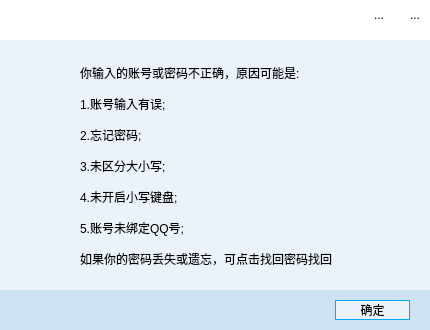
Fantasy714/-Qt5-C-S-QQ-, file QQClient/login.ui: the form before one commit.
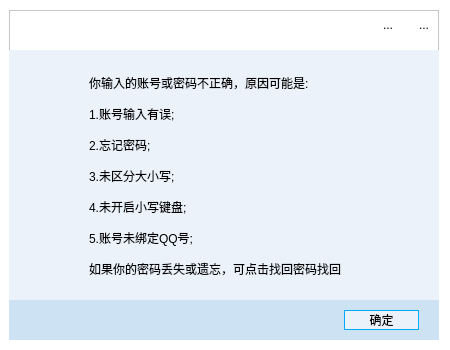
The form after the commit. Icons and pictures are not drawn.

```diff
--- a/QQClient/login.ui
+++ b/QQClient/login.ui
@@ -6,20 +6,26 @@
    <rect>
     <x>0</x>
     <y>0</y>
-    <width>430</width>
-    <height>330</height>
+    <width>450</width>
+    <height>350</height>
    </rect>
   </property>
+  <property name="sizePolicy">
+   <sizepolicy hsizetype="Preferred" vsizetype="Preferred">
+    <horstretch>0</horstretch>
+    <verstretch>0</verstretch>
+   </sizepolicy>
+  </property>
   <property name="minimumSize">
    <size>
-    <width>430</width>
-    <height>330</height>
+    <width>450</width>
+    <height>350</height>
    </size>
   </property>
   <property name="maximumSize">
    <size>
-    <width>430</width>
-    <height>330</height>
+    <width>450</width>
+    <height>350</height>
    </size>
   </property>
   <property name="palette">
@@ -502,627 +508,39 @@
 	border-bottom-width:1px;
 }</string>
   </property>
-  <widget class="QLabel" name="MovieLabel">
+  <widget class="QFrame" name="frame">
    <property name="geometry">
     <rect>
-     <x>0</x>
-     <y>0</y>
+     <x>9</x>
+     <y>10</y>
      <width>430</width>
-     <height>130</height>
+     <height>330</height>
     </rect>
    </property>
    <property name="minimumSize">
     <size>
      <width>430</width>
-     <height>130</height>
+     <height>330</height>
     </size>
    </property>
    <property name="maximumSize">
     <size>
      <width>430</width>
-     <height>130</height>
+     <height>330</height>
     </size>
    </property>
-   <property name="text">
-    <string/>
-   </property>
-  </widget>
-  <widget class="QWidget" name="widget" native="true">
-   <property name="geometry">
-    <rect>
-     <x>0</x>
-     <y>0</y>
-     <width>430</width>
-     <height>30</height>
-    </rect>
-   </property>
-   <layout class="QHBoxLayout" name="horizontalLayout">
-    <property name="leftMargin">
-     <number>0</number>
-    </property>
-    <property name="topMargin">
-     <number>0</number>
-    </property>
-    <property name="rightMargin">
-     <number>0</number>
-    </property>
-    <property name="bottomMargin">
-     <number>0</number>
-    </property>
-    <item>
-     <widget class="QLabel" name="LogeLabel">
-      <property name="minimumSize">
-       <size>
-        <width>30</width>
-        <height>30</height>
-       </size>
-      </property>
-      <property name="maximumSize">
-       <size>
-        <width>30</width>
-        <height>30</height>
-       </size>
-      </property>
-      <property name="text">
-       <string/>
-      </property>
-      <property name="pixmap">
-       <pixmap resource="lib.qrc">:/lib/Loge.png</pixmap>
-      </property>
-      <property name="scaledContents">
-       <bool>true</bool>
-      </property>
-     </widget>
-    </item>
-    <item>
-     <spacer name="horizontalSpacer">
-      <property name="orientation">
-       <enum>Qt::Horizontal</enum>
-      </property>
-      <property name="sizeHint" stdset="0">
-       <size>
-        <width>319</width>
-        <height>20</height>
-       </size>
-      </property>
-     </spacer>
-    </item>
-    <item>
-     <widget class="QToolButton" name="MiniToolBtn">
-      <property name="minimumSize">
-       <size>
-        <width>30</width>
-        <height>30</height>
-       </size>
-      </property>
-      <property name="maximumSize">
-       <size>
-        <width>30</width>
-        <height>30</height>
-       </size>
-      </property>
-      <property name="focusPolicy">
-       <enum>Qt::ClickFocus</enum>
-      </property>
-      <property name="toolTip">
-       <string>最小化</string>
-      </property>
-      <property name="toolTipDuration">
-       <number>-1</number>
-      </property>
       <property name="styleSheet">
-       <string notr="true">QToolButton:hover
+    <string notr="true">.QFrame
 {
-	background-color:rgba(200, 200, 200,85);
-}
-QToolButton:pressed
-{
-	background-color:rgba(220,220,220,85);
-}
-</string>
-      </property>
-      <property name="text">
-       <string>...</string>
-      </property>
-      <property name="icon">
-       <iconset resource="lib.qrc">
-        <normaloff>:/lib/zuixiaohua.png</normaloff>:/lib/zuixiaohua.png</iconset>
-      </property>
-      <property name="autoRaise">
-       <bool>true</bool>
-      </property>
-     </widget>
-    </item>
-    <item>
-     <widget class="QToolButton" name="CloseToolBtn">
-      <property name="minimumSize">
-       <size>
-        <width>30</width>
-        <height>30</height>
-       </size>
-      </property>
-      <property name="maximumSize">
-       <size>
-        <width>30</width>
-        <height>30</height>
-       </size>
-      </property>
-      <property name="focusPolicy">
-       <enum>Qt::ClickFocus</enum>
-      </property>
-      <property name="toolTip">
-       <string>关闭</string>
-      </property>
-      <property name="styleSheet">
-       <string notr="true">QToolButton:hover 
-{
-	background-color:rgb(255, 0, 0);
-}
-QToolButton:pressed
-{
-	background-color:rgb(170, 0, 0);
-}
-</string>
-      </property>
-      <property name="text">
-       <string>...</string>
-      </property>
-      <property name="icon">
-       <iconset resource="lib.qrc">
-        <normaloff>:/lib/guanbi.png</normaloff>:/lib/guanbi.png</iconset>
-      </property>
-      <property name="autoRaise">
-       <bool>true</bool>
-      </property>
-     </widget>
-    </item>
-   </layout>
-  </widget>
-  <widget class="QLabel" name="label">
-   <property name="geometry">
-    <rect>
-     <x>180</x>
-     <y>90</y>
-     <width>80</width>
-     <height>80</height>
-    </rect>
-   </property>
-   <property name="minimumSize">
-    <size>
-     <width>80</width>
-     <height>80</height>
-    </size>
-   </property>
-   <property name="maximumSize">
-    <size>
-     <width>80</width>
-     <height>80</height>
-    </size>
-   </property>
-   <property name="styleSheet">
-    <string notr="true"/>
-   </property>
-   <property name="text">
-    <string/>
-   </property>
-   <property name="scaledContents">
-    <bool>true</bool>
-   </property>
-   <property name="margin">
-    <number>0</number>
-   </property>
-   <property name="indent">
-    <number>-1</number>
-   </property>
-  </widget>
-  <widget class="QPushButton" name="pushButton">
-   <property name="geometry">
-    <rect>
-     <x>100</x>
-     <y>260</y>
-     <width>230</width>
-     <height>40</height>
-    </rect>
-   </property>
-   <property name="minimumSize">
-    <size>
-     <width>230</width>
-     <height>40</height>
-    </size>
-   </property>
-   <property name="maximumSize">
-    <size>
-     <width>230</width>
-     <height>40</height>
-    </size>
-   </property>
-   <property name="focusPolicy">
-    <enum>Qt::ClickFocus</enum>
-   </property>
-   <property name="styleSheet">
-    <string notr="true">QPushButton
-{
-	font-size:18px;
-	color:white;
-	border-style:none;
-	border-radius:8px 8px;
-	background-color:rgb(0, 170, 255);
-}
-QPushButton:hover
-{
-	font-size:18px;
-	color:white;
-	border-style:none;
-	border-radius:8px 8px;
-	background-color:rgb(0, 213, 255);
-}
-QPushButton:pressed
-{
-	font-size:18px;
-	color:white;
-	border-style:none;
-	border-radius:8px 8px;
-	background-color:rgb(0, 85, 255);
+	background-color:white;
 }</string>
    </property>
-   <property name="text">
-    <string>登录</string>
+   <property name="frameShape">
+    <enum>QFrame::StyledPanel</enum>
    </property>
-  </widget>
-  <widget class="QWidget" name="widget_2" native="true">
-   <property name="geometry">
-    <rect>
-     <x>100</x>
-     <y>170</y>
-     <width>230</width>
-     <height>60</height>
-    </rect>
+   <property name="frameShadow">
+    <enum>QFrame::Raised</enum>
    </property>
-   <property name="minimumSize">
-    <size>
-     <width>230</width>
-     <height>60</height>
-    </size>
-   </property>
-   <property name="maximumSize">
-    <size>
-     <width>230</width>
-     <height>60</height>
-    </size>
-   </property>
-   <layout class="QGridLayout" name="gridLayout">
-    <property name="leftMargin">
-     <number>0</number>
-    </property>
-    <property name="topMargin">
-     <number>0</number>
-    </property>
-    <property name="rightMargin">
-     <number>0</number>
-    </property>
-    <property name="bottomMargin">
-     <number>0</number>
-    </property>
-    <item row="2" column="0">
-     <widget class="QLineEdit" name="PwdLine">
-      <property name="minimumSize">
-       <size>
-        <width>0</width>
-        <height>25</height>
-       </size>
-      </property>
-      <property name="maximumSize">
-       <size>
-        <width>16777215</width>
-        <height>25</height>
-       </size>
-      </property>
-      <property name="styleSheet">
-       <string notr="true"/>
-      </property>
-      <property name="placeholderText">
-       <string>密码</string>
-      </property>
-     </widget>
-    </item>
-    <item row="1" column="0">
-     <widget class="QWidget" name="widget_4" native="true">
-      <widget class="QLineEdit" name="AccountLine">
-       <property name="geometry">
-        <rect>
-         <x>0</x>
-         <y>0</y>
-         <width>215</width>
-         <height>29</height>
-        </rect>
-       </property>
-       <property name="minimumSize">
-        <size>
-         <width>215</width>
-         <height>29</height>
-        </size>
-       </property>
-       <property name="maximumSize">
-        <size>
-         <width>215</width>
-         <height>29</height>
-        </size>
-       </property>
-       <property name="styleSheet">
-        <string notr="true"/>
-       </property>
-       <property name="placeholderText">
-        <string>账号</string>
-       </property>
-      </widget>
-      <widget class="QComboBox" name="comboBox">
-       <property name="geometry">
-        <rect>
-         <x>16</x>
-         <y>0</y>
-         <width>215</width>
-         <height>29</height>
-        </rect>
-       </property>
-       <property name="minimumSize">
-        <size>
-         <width>0</width>
-         <height>29</height>
-        </size>
-       </property>
-       <property name="maximumSize">
-        <size>
-         <width>16777215</width>
-         <height>29</height>
-        </size>
-       </property>
-       <property name="focusPolicy">
-        <enum>Qt::ClickFocus</enum>
-       </property>
-       <property name="styleSheet">
-        <string notr="true">QComboBox
-{
-	background-color:transparent;
-	border-style:solid;
-	border-color:rgb(200, 200, 200);
-	border-top-width:0px;
-	border-left-width:0px;
-	border-right-width:0px;
-	border-bottom-width:1px;
-}
-QComboBox QAbstractItemView::item 
-{
-	min-height: 58px; 
-}
-QComboBox::drop-down
-{
-	border-left-width:0px;
-}
-QComboBox::down-arrow:on
-{
-	image:url(:/lib/shangjiantou.png);
-	width:18px;
-	height:8px;
-}
-QComboBox::down-arrow
-{
-	image:url(:/lib/xiajiantou.png);
-	width:18px;
-	height:8px;
-}</string>
-       </property>
-       <property name="editable">
-        <bool>false</bool>
-       </property>
-      </widget>
-      <zorder>comboBox</zorder>
-      <zorder>AccountLine</zorder>
-     </widget>
-    </item>
-   </layout>
-  </widget>
-  <widget class="QPushButton" name="NewAcBtn">
-   <property name="geometry">
-    <rect>
-     <x>0</x>
-     <y>305</y>
-     <width>70</width>
-     <height>20</height>
-    </rect>
-   </property>
-   <property name="minimumSize">
-    <size>
-     <width>70</width>
-     <height>20</height>
-    </size>
-   </property>
-   <property name="maximumSize">
-    <size>
-     <width>70</width>
-     <height>20</height>
-    </size>
-   </property>
-   <property name="cursor">
-    <cursorShape>PointingHandCursor</cursorShape>
-   </property>
-   <property name="focusPolicy">
-    <enum>Qt::ClickFocus</enum>
-   </property>
-   <property name="styleSheet">
-    <string notr="true">QPushButton
-{
-	color:rgb(200, 200, 200);
-	border-style:none;
-	background-color:transparent;
-}
-QPushButton:hover
-{
-	color:rgb(170, 170, 170);
-	border-style:none;
-	background-color:transparent;
-}
-QPushButton:pressed
-{
-	color:rgb(0, 170, 255);
-	border-style:none;
-	background-color:transparent;
-}</string>
-   </property>
-   <property name="text">
-    <string>注册账户</string>
-   </property>
-  </widget>
-  <widget class="QWidget" name="widget_3" native="true">
-   <property name="geometry">
-    <rect>
-     <x>100</x>
-     <y>235</y>
-     <width>230</width>
-     <height>20</height>
-    </rect>
-   </property>
-   <property name="minimumSize">
-    <size>
-     <width>230</width>
-     <height>20</height>
-    </size>
-   </property>
-   <property name="maximumSize">
-    <size>
-     <width>230</width>
-     <height>20</height>
-    </size>
-   </property>
-   <layout class="QHBoxLayout" name="horizontalLayout_2">
-    <property name="leftMargin">
-     <number>0</number>
-    </property>
-    <property name="topMargin">
-     <number>0</number>
-    </property>
-    <property name="rightMargin">
-     <number>0</number>
-    </property>
-    <property name="bottomMargin">
-     <number>0</number>
-    </property>
-    <item>
-     <widget class="QCheckBox" name="AutoCheck">
-      <property name="minimumSize">
-       <size>
-        <width>70</width>
-        <height>20</height>
-       </size>
-      </property>
-      <property name="maximumSize">
-       <size>
-        <width>70</width>
-        <height>20</height>
-       </size>
-      </property>
-      <property name="focusPolicy">
-       <enum>Qt::ClickFocus</enum>
-      </property>
-      <property name="text">
-       <string>自动登录</string>
-      </property>
-     </widget>
-    </item>
-    <item>
-     <spacer name="horizontalSpacer_2">
-      <property name="orientation">
-       <enum>Qt::Horizontal</enum>
-      </property>
-      <property name="sizeHint" stdset="0">
-       <size>
-        <width>49</width>
-        <height>20</height>
-       </size>
-      </property>
-     </spacer>
-    </item>
-    <item>
-     <widget class="QCheckBox" name="RememberCheck">
-      <property name="minimumSize">
-       <size>
-        <width>70</width>
-        <height>20</height>
-       </size>
-      </property>
-      <property name="maximumSize">
-       <size>
-        <width>70</width>
-        <height>20</height>
-       </size>
-      </property>
-      <property name="focusPolicy">
-       <enum>Qt::ClickFocus</enum>
-      </property>
-      <property name="text">
-       <string>记住密码</string>
-      </property>
-     </widget>
-    </item>
-    <item>
-     <spacer name="horizontalSpacer_3">
-      <property name="orientation">
-       <enum>Qt::Horizontal</enum>
-      </property>
-      <property name="sizeHint" stdset="0">
-       <size>
-        <width>49</width>
-        <height>20</height>
-       </size>
-      </property>
-     </spacer>
-    </item>
-    <item>
-     <widget class="QPushButton" name="FindBtn">
-      <property name="minimumSize">
-       <size>
-        <width>70</width>
-        <height>20</height>
-       </size>
-      </property>
-      <property name="maximumSize">
-       <size>
-        <width>70</width>
-        <height>20</height>
-       </size>
-      </property>
-      <property name="cursor">
-       <cursorShape>PointingHandCursor</cursorShape>
-      </property>
-      <property name="focusPolicy">
-       <enum>Qt::ClickFocus</enum>
-      </property>
-      <property name="styleSheet">
-       <string notr="true">QPushButton
-{
-	color:rgb(200, 200, 200);
-	border-style:none;
-	background-color:transparent;
-}
-QPushButton:hover
-{
-	color:rgb(170, 170, 170);
-	border-style:none;
-	background-color:transparent;
-}
-QPushButton:pressed
-{
-	color:rgb(0, 170, 255);
-	border-style:none;
-	background-color:transparent;
-}</string>
-      </property>
-      <property name="text">
-       <string>找回密码</string>
-      </property>
-     </widget>
-    </item>
-   </layout>
-  </widget>
   <widget class="QWidget" name="PwdErr" native="true">
    <property name="geometry">
     <rect>
@@ -1281,55 +699,254 @@
    <zorder>pushButton_2</zorder>
    <zorder>label_10</zorder>
   </widget>
-  <widget class="QLabel" name="shurupwd">
+   <widget class="QWidget" name="widget" native="true">
    <property name="geometry">
     <rect>
-     <x>20</x>
-     <y>220</y>
-     <width>120</width>
-     <height>18</height>
-    </rect>
-   </property>
+      <x>0</x>
+      <y>0</y>
+      <width>430</width>
+      <height>30</height>
+     </rect>
+    </property>
+    <layout class="QHBoxLayout" name="horizontalLayout">
+     <property name="leftMargin">
+      <number>1</number>
+     </property>
+     <property name="topMargin">
+      <number>0</number>
+     </property>
+     <property name="rightMargin">
+      <number>0</number>
+     </property>
+     <property name="bottomMargin">
+      <number>0</number>
+     </property>
+     <item>
+      <widget class="QLabel" name="LogeLabel">
+       <property name="minimumSize">
+        <size>
+         <width>30</width>
+         <height>30</height>
+        </size>
+       </property>
+       <property name="maximumSize">
+        <size>
+         <width>30</width>
+         <height>30</height>
+        </size>
+       </property>
+       <property name="text">
+        <string/>
+       </property>
+       <property name="pixmap">
+        <pixmap resource="lib.qrc">:/lib/Loge.png</pixmap>
+       </property>
+       <property name="scaledContents">
+        <bool>true</bool>
+       </property>
+      </widget>
+     </item>
+     <item>
+      <spacer name="horizontalSpacer">
+       <property name="orientation">
+        <enum>Qt::Horizontal</enum>
+       </property>
+       <property name="sizeHint" stdset="0">
+        <size>
+         <width>319</width>
+         <height>20</height>
+        </size>
+       </property>
+      </spacer>
+     </item>
+     <item>
+      <widget class="QToolButton" name="MiniToolBtn">
+       <property name="minimumSize">
+        <size>
+         <width>30</width>
+         <height>30</height>
+        </size>
+       </property>
+       <property name="maximumSize">
+        <size>
+         <width>30</width>
+         <height>30</height>
+        </size>
+       </property>
+       <property name="focusPolicy">
+        <enum>Qt::ClickFocus</enum>
+       </property>
+       <property name="toolTip">
+        <string>最小化</string>
+       </property>
+       <property name="toolTipDuration">
+        <number>-1</number>
+       </property>
    <property name="styleSheet">
-    <string notr="true">QLabel
+        <string notr="true">QToolButton:hover
 {
-	background-color:white;
-	border-style:solid;
-	border-width:1px;
-	border-color:rgb(0, 85, 255);
-}</string>
+	background-color:rgba(200, 200, 200,85);
+}
+QToolButton:pressed
+{
+	background-color:rgba(220,220,220,85);
+}
+</string>
    </property>
    <property name="text">
-    <string>请输入密码后再登录</string>
-   </property>
-  </widget>
-  <widget class="QLabel" name="shuruacc">
+        <string>...</string>
+       </property>
+       <property name="icon">
+        <iconset resource="lib.qrc">
+         <normaloff>:/lib/zuixiaohua.png</normaloff>:/lib/zuixiaohua.png</iconset>
+       </property>
+       <property name="autoRaise">
+        <bool>true</bool>
+       </property>
+      </widget>
+     </item>
+     <item>
+      <widget class="QToolButton" name="CloseToolBtn">
+       <property name="minimumSize">
+        <size>
+         <width>30</width>
+         <height>30</height>
+        </size>
+       </property>
+       <property name="maximumSize">
+        <size>
+         <width>30</width>
+         <height>30</height>
+        </size>
+       </property>
+       <property name="focusPolicy">
+        <enum>Qt::ClickFocus</enum>
+       </property>
+       <property name="toolTip">
+        <string>关闭</string>
+       </property>
+       <property name="styleSheet">
+        <string notr="true">QToolButton:hover 
+{
+	background-color:rgb(255, 0, 0);
+}
+QToolButton:pressed
+{
+	background-color:rgb(170, 0, 0);
+}
+</string>
+       </property>
+       <property name="text">
+        <string>...</string>
+       </property>
+       <property name="icon">
+        <iconset resource="lib.qrc">
+         <normaloff>:/lib/guanbi.png</normaloff>:/lib/guanbi.png</iconset>
+       </property>
+       <property name="autoRaise">
+        <bool>true</bool>
+       </property>
+      </widget>
+     </item>
+    </layout>
+    <zorder>MiniToolBtn</zorder>
+    <zorder>CloseToolBtn</zorder>
+    <zorder>LogeLabel</zorder>
+   </widget>
+   <widget class="QLabel" name="MovieLabel">
    <property name="geometry">
     <rect>
-     <x>20</x>
-     <y>190</y>
-     <width>120</width>
-     <height>18</height>
-    </rect>
-   </property>
+      <x>0</x>
+      <y>0</y>
+      <width>430</width>
+      <height>130</height>
+     </rect>
+    </property>
+    <property name="minimumSize">
+     <size>
+      <width>430</width>
+      <height>130</height>
+     </size>
+    </property>
+    <property name="maximumSize">
+     <size>
+      <width>430</width>
+      <height>130</height>
+     </size>
+    </property>
+    <property name="text">
+     <string/>
+    </property>
+   </widget>
+   <widget class="QLabel" name="label">
+    <property name="geometry">
+     <rect>
+      <x>180</x>
+      <y>90</y>
+      <width>80</width>
+      <height>80</height>
+     </rect>
+    </property>
+    <property name="minimumSize">
+     <size>
+      <width>80</width>
+      <height>80</height>
+     </size>
+    </property>
+    <property name="maximumSize">
+     <size>
+      <width>80</width>
+      <height>80</height>
+     </size>
+    </property>
    <property name="styleSheet">
-    <string notr="true">QLabel
-{
-	background-color:white;
-	border-style:solid;
-	border-width:1px;
-	border-color:rgb(0, 85, 255);
-}</string>
+     <string notr="true"/>
    </property>
    <property name="text">
-    <string>请输入账号后再登录</string>
-   </property>
-  </widget>
+     <string/>
+    </property>
+    <property name="scaledContents">
+     <bool>true</bool>
+    </property>
+    <property name="margin">
+     <number>0</number>
+    </property>
+    <property name="indent">
+     <number>-1</number>
+    </property>
+   </widget>
+   <widget class="QWidget" name="widget_5" native="true">
+    <property name="geometry">
+     <rect>
+      <x>0</x>
+      <y>130</y>
+      <width>430</width>
+      <height>200</height>
+     </rect>
+    </property>
+    <property name="minimumSize">
+     <size>
+      <width>430</width>
+      <height>200</height>
+     </size>
+    </property>
+    <property name="maximumSize">
+     <size>
+      <width>430</width>
+      <height>200</height>
+     </size>
+    </property>
+    <property name="styleSheet">
+     <string notr="true">.QWidget
+{
+	background-color:white;
+}</string>
+    </property>
   <widget class="QWidget" name="TipsWidget" native="true">
    <property name="geometry">
     <rect>
      <x>0</x>
-     <y>300</y>
+       <y>170</y>
      <width>430</width>
      <height>30</height>
     </rect>
@@ -1425,18 +1042,482 @@
      </widget>
     </item>
    </layout>
-  </widget>
-  <zorder>MovieLabel</zorder>
-  <zorder>widget</zorder>
-  <zorder>label</zorder>
-  <zorder>pushButton</zorder>
-  <zorder>widget_2</zorder>
-  <zorder>NewAcBtn</zorder>
+     <zorder>tipsLabel</zorder>
+     <zorder>IconLabel</zorder>
+    </widget>
+    <widget class="QWidget" name="widget_3" native="true">
+     <property name="geometry">
+      <rect>
+       <x>100</x>
+       <y>105</y>
+       <width>230</width>
+       <height>20</height>
+      </rect>
+     </property>
+     <property name="minimumSize">
+      <size>
+       <width>230</width>
+       <height>20</height>
+      </size>
+     </property>
+     <property name="maximumSize">
+      <size>
+       <width>230</width>
+       <height>20</height>
+      </size>
+     </property>
+     <layout class="QHBoxLayout" name="horizontalLayout_2">
+      <property name="leftMargin">
+       <number>0</number>
+      </property>
+      <property name="topMargin">
+       <number>0</number>
+      </property>
+      <property name="rightMargin">
+       <number>0</number>
+      </property>
+      <property name="bottomMargin">
+       <number>0</number>
+      </property>
+      <item>
+       <widget class="QCheckBox" name="AutoCheck">
+        <property name="minimumSize">
+         <size>
+          <width>70</width>
+          <height>20</height>
+         </size>
+        </property>
+        <property name="maximumSize">
+         <size>
+          <width>70</width>
+          <height>20</height>
+         </size>
+        </property>
+        <property name="focusPolicy">
+         <enum>Qt::ClickFocus</enum>
+        </property>
+        <property name="text">
+         <string>自动登录</string>
+        </property>
+       </widget>
+      </item>
+      <item>
+       <spacer name="horizontalSpacer_2">
+        <property name="orientation">
+         <enum>Qt::Horizontal</enum>
+        </property>
+        <property name="sizeHint" stdset="0">
+         <size>
+          <width>49</width>
+          <height>20</height>
+         </size>
+        </property>
+       </spacer>
+      </item>
+      <item>
+       <widget class="QCheckBox" name="RememberCheck">
+        <property name="minimumSize">
+         <size>
+          <width>70</width>
+          <height>20</height>
+         </size>
+        </property>
+        <property name="maximumSize">
+         <size>
+          <width>70</width>
+          <height>20</height>
+         </size>
+        </property>
+        <property name="focusPolicy">
+         <enum>Qt::ClickFocus</enum>
+        </property>
+        <property name="text">
+         <string>记住密码</string>
+        </property>
+       </widget>
+      </item>
+      <item>
+       <spacer name="horizontalSpacer_3">
+        <property name="orientation">
+         <enum>Qt::Horizontal</enum>
+        </property>
+        <property name="sizeHint" stdset="0">
+         <size>
+          <width>49</width>
+          <height>20</height>
+         </size>
+        </property>
+       </spacer>
+      </item>
+      <item>
+       <widget class="QPushButton" name="FindBtn">
+        <property name="minimumSize">
+         <size>
+          <width>70</width>
+          <height>20</height>
+         </size>
+        </property>
+        <property name="maximumSize">
+         <size>
+          <width>70</width>
+          <height>20</height>
+         </size>
+        </property>
+        <property name="cursor">
+         <cursorShape>PointingHandCursor</cursorShape>
+        </property>
+        <property name="focusPolicy">
+         <enum>Qt::ClickFocus</enum>
+        </property>
+        <property name="styleSheet">
+         <string notr="true">QPushButton
+{
+	color:rgb(200, 200, 200);
+	border-style:none;
+	background-color:transparent;
+}
+QPushButton:hover
+{
+	color:rgb(170, 170, 170);
+	border-style:none;
+	background-color:transparent;
+}
+QPushButton:pressed
+{
+	color:rgb(0, 170, 255);
+	border-style:none;
+	background-color:transparent;
+}</string>
+        </property>
+        <property name="text">
+         <string>找回密码</string>
+        </property>
+       </widget>
+      </item>
+     </layout>
+    </widget>
+    <widget class="QLabel" name="shurupwd">
+     <property name="geometry">
+      <rect>
+       <x>20</x>
+       <y>90</y>
+       <width>120</width>
+       <height>18</height>
+      </rect>
+     </property>
+     <property name="styleSheet">
+      <string notr="true">QLabel
+{
+	background-color:white;
+	border-style:solid;
+	border-width:1px;
+	border-color:rgb(0, 85, 255);
+}</string>
+     </property>
+     <property name="text">
+      <string>请输入密码后再登录</string>
+     </property>
+    </widget>
+    <widget class="QPushButton" name="pushButton">
+     <property name="geometry">
+      <rect>
+       <x>100</x>
+       <y>130</y>
+       <width>230</width>
+       <height>40</height>
+      </rect>
+     </property>
+     <property name="minimumSize">
+      <size>
+       <width>230</width>
+       <height>40</height>
+      </size>
+     </property>
+     <property name="maximumSize">
+      <size>
+       <width>230</width>
+       <height>40</height>
+      </size>
+     </property>
+     <property name="focusPolicy">
+      <enum>Qt::ClickFocus</enum>
+     </property>
+     <property name="styleSheet">
+      <string notr="true">QPushButton
+{
+	font-size:18px;
+	color:white;
+	border-style:none;
+	border-radius:8px 8px;
+	background-color:rgb(0, 170, 255);
+}
+QPushButton:hover
+{
+	font-size:18px;
+	color:white;
+	border-style:none;
+	border-radius:8px 8px;
+	background-color:rgb(0, 213, 255);
+}
+QPushButton:pressed
+{
+	font-size:18px;
+	color:white;
+	border-style:none;
+	border-radius:8px 8px;
+	background-color:rgb(0, 85, 255);
+}</string>
+     </property>
+     <property name="text">
+      <string>登录</string>
+     </property>
+    </widget>
+    <widget class="QLabel" name="shuruacc">
+     <property name="geometry">
+      <rect>
+       <x>20</x>
+       <y>60</y>
+       <width>120</width>
+       <height>18</height>
+      </rect>
+     </property>
+     <property name="styleSheet">
+      <string notr="true">QLabel
+{
+	background-color:white;
+	border-style:solid;
+	border-width:1px;
+	border-color:rgb(0, 85, 255);
+}</string>
+     </property>
+     <property name="text">
+      <string>请输入账号后再登录</string>
+     </property>
+    </widget>
+    <widget class="QPushButton" name="NewAcBtn">
+     <property name="geometry">
+      <rect>
+       <x>0</x>
+       <y>175</y>
+       <width>70</width>
+       <height>20</height>
+      </rect>
+     </property>
+     <property name="minimumSize">
+      <size>
+       <width>70</width>
+       <height>20</height>
+      </size>
+     </property>
+     <property name="maximumSize">
+      <size>
+       <width>70</width>
+       <height>20</height>
+      </size>
+     </property>
+     <property name="cursor">
+      <cursorShape>PointingHandCursor</cursorShape>
+     </property>
+     <property name="focusPolicy">
+      <enum>Qt::ClickFocus</enum>
+     </property>
+     <property name="styleSheet">
+      <string notr="true">QPushButton
+{
+	color:rgb(200, 200, 200);
+	border-style:none;
+	background-color:transparent;
+}
+QPushButton:hover
+{
+	color:rgb(170, 170, 170);
+	border-style:none;
+	background-color:transparent;
+}
+QPushButton:pressed
+{
+	color:rgb(0, 170, 255);
+	border-style:none;
+	background-color:transparent;
+}</string>
+     </property>
+     <property name="text">
+      <string>注册账户</string>
+     </property>
+    </widget>
   <zorder>widget_3</zorder>
   <zorder>shurupwd</zorder>
   <zorder>shuruacc</zorder>
   <zorder>TipsWidget</zorder>
+   </widget>
+   <widget class="QWidget" name="widget_2" native="true">
+    <property name="geometry">
+     <rect>
+      <x>100</x>
+      <y>170</y>
+      <width>230</width>
+      <height>60</height>
+     </rect>
+    </property>
+    <property name="minimumSize">
+     <size>
+      <width>230</width>
+      <height>60</height>
+     </size>
+    </property>
+    <property name="maximumSize">
+     <size>
+      <width>230</width>
+      <height>60</height>
+     </size>
+    </property>
+    <layout class="QGridLayout" name="gridLayout">
+     <property name="leftMargin">
+      <number>0</number>
+     </property>
+     <property name="topMargin">
+      <number>0</number>
+     </property>
+     <property name="rightMargin">
+      <number>0</number>
+     </property>
+     <property name="bottomMargin">
+      <number>0</number>
+     </property>
+     <item row="2" column="0">
+      <widget class="QLineEdit" name="PwdLine">
+       <property name="minimumSize">
+        <size>
+         <width>0</width>
+         <height>25</height>
+        </size>
+       </property>
+       <property name="maximumSize">
+        <size>
+         <width>16777215</width>
+         <height>25</height>
+        </size>
+       </property>
+       <property name="styleSheet">
+        <string notr="true"/>
+       </property>
+       <property name="placeholderText">
+        <string>密码</string>
+       </property>
+      </widget>
+     </item>
+     <item row="1" column="0">
+      <widget class="QWidget" name="widget_4" native="true">
+       <widget class="QLineEdit" name="AccountLine">
+        <property name="geometry">
+         <rect>
+          <x>0</x>
+          <y>0</y>
+          <width>215</width>
+          <height>29</height>
+         </rect>
+        </property>
+        <property name="minimumSize">
+         <size>
+          <width>215</width>
+          <height>29</height>
+         </size>
+        </property>
+        <property name="maximumSize">
+         <size>
+          <width>215</width>
+          <height>29</height>
+         </size>
+        </property>
+        <property name="styleSheet">
+         <string notr="true"/>
+        </property>
+        <property name="placeholderText">
+         <string>账号</string>
+        </property>
+       </widget>
+       <widget class="QComboBox" name="comboBox">
+        <property name="geometry">
+         <rect>
+          <x>16</x>
+          <y>0</y>
+          <width>215</width>
+          <height>29</height>
+         </rect>
+        </property>
+        <property name="minimumSize">
+         <size>
+          <width>0</width>
+          <height>29</height>
+         </size>
+        </property>
+        <property name="maximumSize">
+         <size>
+          <width>16777215</width>
+          <height>29</height>
+         </size>
+        </property>
+        <property name="focusPolicy">
+         <enum>Qt::ClickFocus</enum>
+        </property>
+        <property name="styleSheet">
+         <string notr="true">QComboBox
+{
+	background-color:transparent;
+	border-style:solid;
+	border-color:rgb(200, 200, 200);
+	border-top-width:0px;
+	border-left-width:0px;
+	border-right-width:0px;
+	border-bottom-width:1px;
+}
+QComboBox QAbstractItemView::item 
+{
+	border-style:none;
+	min-height: 58px; 
+}
+QComboBox QAbstractItemView::item:hover
+{
+	background-color:rgb(230,230,230);;
+}
+QComboBox QAbstractItemView::item:selected
+{
+	background-color:rgb(230,230,230);;
+}
+QComboBox::drop-down
+{
+	border-left-width:0px;
+}
+QComboBox::down-arrow:on
+{
+	image:url(:/lib/shangjiantou.png);
+	width:18px;
+	height:8px;
+}
+QComboBox::down-arrow
+{
+	image:url(:/lib/xiajiantou.png);
+	width:18px;
+	height:8px;
+}</string>
+        </property>
+        <property name="editable">
+         <bool>false</bool>
+        </property>
+       </widget>
+       <zorder>comboBox</zorder>
+       <zorder>AccountLine</zorder>
+      </widget>
+     </item>
+    </layout>
+   </widget>
+   <zorder>MovieLabel</zorder>
+   <zorder>widget</zorder>
+   <zorder>widget_5</zorder>
+   <zorder>label</zorder>
+   <zorder>widget_2</zorder>
   <zorder>PwdErr</zorder>
+  </widget>
  </widget>
  <resources>
   <include location="lib.qrc"/>
```
Left out of the diff: 2 changed lines with no effect on the pictures. Lines whose indentation alone changed are shown as unchanged.
